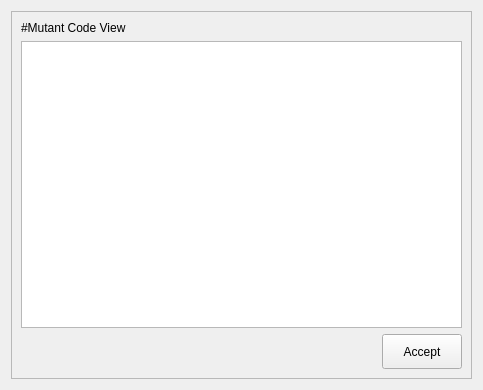
The window that UI/code_reader.ui (RenderDeMartes/Mutant_Tools) describes before a commit, drawn with Qt 5.
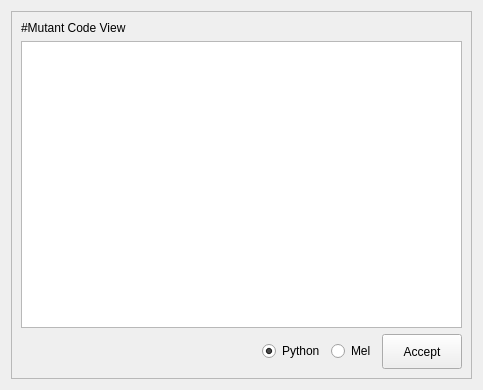
The same window after the commit. Icons and pictures are not drawn.

What changed in the file:
```diff
--- a/UI/code_reader.ui
+++ b/UI/code_reader.ui
@@ -680,6 +680,23 @@
            </property>
           </spacer>
          </item>
+         <item>
+          <widget class="QRadioButton" name="python_radio">
+           <property name="text">
+            <string>Python</string>
+           </property>
+           <property name="checked">
+            <bool>true</bool>
+           </property>
+          </widget>
+         </item>
+         <item>
+          <widget class="QRadioButton" name="mel_radio">
+           <property name="text">
+            <string>Mel</string>
+           </property>
+          </widget>
+         </item>
          <item>
           <widget class="QPushButton" name="pushButton">
            <property name="minimumSize">
```
